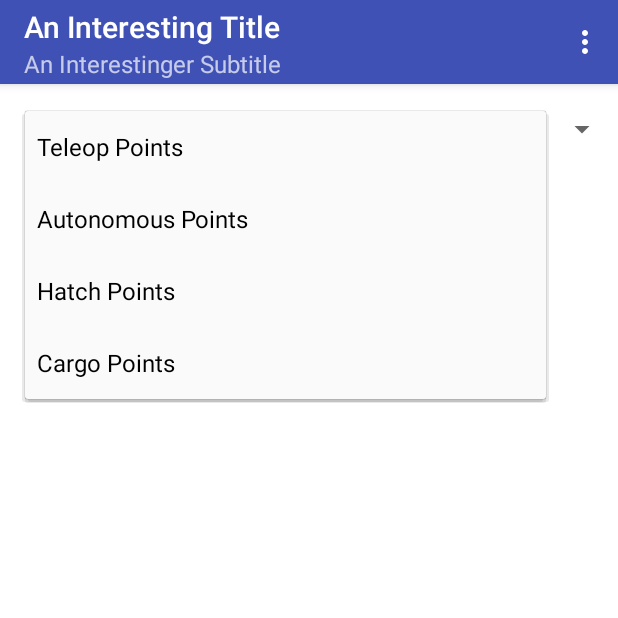
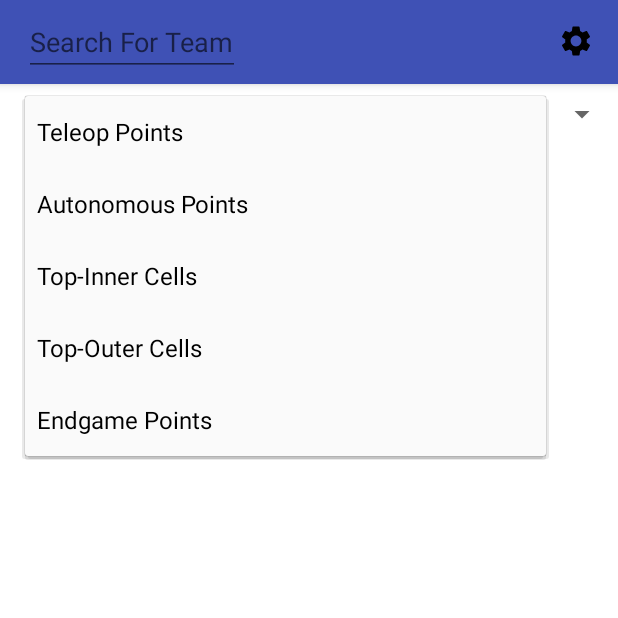
Before and after one commit to marcelnerd/2020-FRC-Scouter, an Android app: the screen it shows after launch (MainActivity), after a tap on "Teleop Points", on a phone screen of 412 x 824 dp, the top half of it. Run offline under Robolectric (Android 15) with nearby library versions, the phone set to English and light mode, and no system bars; our stand-ins replace Volley; network calls fail.

Commit message:
as the great M. Shadows once said: 'mmmmmmmuuuuuUUUUAAAAAAAAAAAAHHHHHHHHH'

```diff
--- a/app/src/main/java/com/example/a2020frcscouter/GolumnRecyleAdapter.java
+++ b/app/src/main/java/com/example/a2020frcscouter/GolumnRecyleAdapter.java
@@ -31,11 +31,11 @@ import java.util.ArrayList;
 
 public class GolumnRecyleAdapter extends RecyclerView.Adapter<GolumnRecyleAdapter.GolumnViewHolder> {
     String sortOption;
-    ArrayList<TeamJSONObject> teamList;
 
-    public GolumnRecyleAdapter(String s, ArrayList<TeamJSONObject> t) {
+    public GolumnRecyleAdapter(String s) {
         sortOption = s;
-        teamList = DataHandler.sort(t, sortOption);
+        DataHandler.sort(sortOption);
+        //Log.d("minto", "List in constructor: " + teamList.toString());
     }
 
     public GolumnViewHolder onCreateViewHolder(ViewGroup parent,
@@ -51,7 +51,8 @@ public class GolumnRecyleAdapter extends RecyclerView.Adapter<GolumnRecyleAdapte
     @Override
     public void onBindViewHolder(GolumnViewHolder holder, int position) {
         final int newPosition = holder.getAdapterPosition();
-        final TeamJSONObject team = teamList.get(position);
+        //Log.d("minto", "List in bind: " + teamList.toString());
+        final TeamJSONObject team = DataHandler.teamList.get(position);
         holder.bind(team);
 
         holder.itemView.setOnClickListener(new View.OnClickListener() {
@@ -130,13 +131,7 @@ public class GolumnRecyleAdapter extends RecyclerView.Adapter<GolumnRecyleAdapte
 
                 for(String s : DataHandler.genericJsonKeys) {
                     if(sortOption.equals(s)) {
-                        //Log.d("minto", s);
-                        statList = team.getJSONArray(s);
-                        for(int i = 0; i < statList.length(); i++) {
-                            average += statList.getInt(i);
-                        }
-                        average /= statList.length();
-                        break;
+                        average = DataHandler.getScoreAverage(team.getJSONArray(s));
                     }
                 }
             }
--- a/app/src/main/java/com/example/a2020frcscouter/MainActivity.java
+++ b/app/src/main/java/com/example/a2020frcscouter/MainActivity.java
@@ -3,14 +3,9 @@ package com.example.a2020frcscouter;
 
 import android.content.Context;
 import android.content.SharedPreferences;
-import android.content.res.ColorStateList;
-import android.graphics.Color;
 import android.net.Uri;
 import android.os.Parcelable;
-import android.support.annotation.NonNull;
-import android.support.design.widget.BottomNavigationView;
 import android.support.v4.app.Fragment;
-import android.support.v4.app.FragmentActivity;
 import android.os.Bundle;
 import android.support.v4.app.FragmentManager;
 import android.support.v4.app.FragmentTransaction;
@@ -19,10 +14,15 @@ import android.support.v7.app.AppCompatActivity;
 import android.support.v7.widget.Toolbar;
 import android.util.Log;
 import android.view.KeyEvent;
+import android.view.LayoutInflater;
 import android.view.Menu;
 import android.view.MenuItem;
 import android.view.View;
+import android.view.inputmethod.EditorInfo;
 import android.widget.AdapterView;
+import android.widget.EditText;
+import android.widget.ImageButton;
+import android.widget.TextView;
 import android.widget.Toast;
 
 import com.android.volley.Request;
@@ -48,9 +48,54 @@ public class MainActivity extends AppCompatActivity implements TeamInfoFragment.
         sharedPref = this.getPreferences(Context.MODE_PRIVATE);
         setContentView(R.layout.activity_main);
 
-        getSupportActionBar().setHomeButtonEnabled(true);
         getSupportActionBar().setTitle("An Interesting Title");
         getSupportActionBar().setSubtitle("An Interestinger Subtitle");
+
+        LayoutInflater inflator = (LayoutInflater) this.getSystemService(Context.LAYOUT_INFLATER_SERVICE);
+        View view = inflator.inflate(R.layout.gandalf_toolbar, null);
+        EditText searchText = view.findViewById(R.id.gandalf_search);
+        searchText.setOnEditorActionListener(new EditText.OnEditorActionListener() {
+            @Override
+            public boolean onEditorAction(TextView v, int actionId, KeyEvent event) {
+                if (actionId == EditorInfo.IME_ACTION_SEARCH) {
+                    int num = Integer.parseInt(v.getText().toString());
+                    if(DataHandler.teamIsAtSelectedEvent(num)) {
+                        MainActivity.queue.add(new TBAJSONRequest(Request.Method.GET, TBAHandler.baseURL + "/team/frc" + num, null, new TBATeamListener(DataHandler.getTeamJSON(num)), new Response.ErrorListener() {
+                            @Override
+                            public void onErrorResponse(VolleyError error) {
+                                Log.d("minto", "JSON Request encountered error");
+                                error.printStackTrace();
+                                Log.v("minto", error.getMessage() + "");
+                            }
+                        }));
+                    }
+                    else {
+                        Toast.makeText(MainActivity.this, "Unable to find team with that number at the selected event", Toast.LENGTH_LONG).show();
+                    }
+                    return true;
+                }
+                return false;
+            }
+        });
+
+        ImageButton settingsButton = view.findViewById(R.id.settingsButton);
+        settingsButton.setOnClickListener(new ImageButton.OnClickListener() {
+            @Override
+            public void onClick(View v) {
+                FragmentManager manager = getSupportFragmentManager(); // Might break
+                FragmentTransaction transaction = manager.beginTransaction();
+
+                for (Fragment fragment : getSupportFragmentManager().getFragments()) {
+                    transaction.remove(fragment);
+                }
+                transaction.add(R.id.mainLayout, new SettingsFragment(), "settingsFraggy");
+                transaction.commit();
+            }
+        });
+
+        getSupportActionBar().setCustomView(view);
+
+        getSupportActionBar().setDisplayShowCustomEnabled(true);
 
         //mainBottomNav = findViewById(R.id.mainBottomNav);
         //mainBottomNav.inflateMenu(R.menu.navigation);
@@ -121,57 +166,57 @@ public class MainActivity extends AppCompatActivity implements TeamInfoFragment.
         }
     }
 
-    @Override
-    public boolean onOptionsItemSelected(MenuItem item) {
-        // Handle action bar item clicks here. The action bar will
-        // automatically handle clicks on the Home/Up button, so long
-        // as you specify a parent activity in AndroidManifest.xml.
-        int id = item.getItemId();
-
-        if(item.getTitle().equals("Settings")) {
-            FragmentManager manager = getSupportFragmentManager(); // Might break
-            FragmentTransaction transaction = manager.beginTransaction();
-
-            for (Fragment fragment : getSupportFragmentManager().getFragments()) {
-                transaction.remove(fragment);
-            }
-            transaction.add(R.id.mainLayout, new SettingsFragment(), "settingsFraggy");
-            transaction.commit();
-
-            // Again
-
-//            FragmentManager fmanager = getSupportFragmentManager(); // Might break
-//            FragmentTransaction ftransaction = fmanager.beginTransaction();
+//    @Override
+//    public boolean onOptionsItemSelected(MenuItem item) {
+//        // Handle action bar item clicks here. The action bar will
+//        // automatically handle clicks on the Home/Up button, so long
+//        // as you specify a parent activity in AndroidManifest.xml.
+//        int id = item.getItemId();
+//
+//        if(item.getTitle().equals("Settings")) {
+//            FragmentManager manager = getSupportFragmentManager(); // Might break
+//            FragmentTransaction transaction = manager.beginTransaction();
 //
 //            for (Fragment fragment : getSupportFragmentManager().getFragments()) {
-//                ftransaction.remove(fragment);
+//                transaction.remove(fragment);
 //            }
-//            ftransaction.add(R.id.mainLayout, new SettingsFragment(), "settingsFraggy");
-//            ftransaction.commit();
-        }
-        else if(item.getTitle().equals("List")) {
-            FragmentManager manager = getSupportFragmentManager(); // Might break
-            FragmentTransaction transaction = manager.beginTransaction();
-
-            for (Fragment fragment : getSupportFragmentManager().getFragments()) {
-                transaction.remove(fragment);
-            }
-            transaction.add(R.id.mainLayout, new TeamListFragment(), "listFraggy");
-            transaction.commit();
-        }
-
-        //noinspection SimplifiableIfStatement
-        Toast.makeText(MainActivity.this, "Epstein Didn't Kill Himself", Toast.LENGTH_LONG).show();
-
-        return super.onOptionsItemSelected(item);
-    }
-
-    @Override
-    public boolean onCreateOptionsMenu(Menu menu) {
-        // Inflate the menu; this adds items to the action bar if it is present.
-        getMenuInflater().inflate(R.menu.navigation, menu);
-        return true;
-    }
+//            transaction.add(R.id.mainLayout, new SettingsFragment(), "settingsFraggy");
+//            transaction.commit();
+//
+//            // Again
+//
+////            FragmentManager fmanager = getSupportFragmentManager(); // Might break
+////            FragmentTransaction ftransaction = fmanager.beginTransaction();
+////
+////            for (Fragment fragment : getSupportFragmentManager().getFragments()) {
+////                ftransaction.remove(fragment);
+////            }
+////            ftransaction.add(R.id.mainLayout, new SettingsFragment(), "settingsFraggy");
+////            ftransaction.commit();
+//        }
+//        else if(item.getTitle().equals("List")) {
+//            FragmentManager manager = getSupportFragmentManager(); // Might break
+//            FragmentTransaction transaction = manager.beginTransaction();
+//
+//            for (Fragment fragment : getSupportFragmentManager().getFragments()) {
+//                transaction.remove(fragment);
+//            }
+//            transaction.add(R.id.mainLayout, new TeamListFragment(), "listFraggy");
+//            transaction.commit();
+//        }
+//
+//        //noinspection SimplifiableIfStatement
+//        Toast.makeText(MainActivity.this, "Epstein Didn't Kill Himself", Toast.LENGTH_LONG).show();
+//
+//        return super.onOptionsItemSelected(item);
+//    }
+//
+//    @Override
+//    public boolean onCreateOptionsMenu(Menu menu) {
+//        // Inflate the menu; this adds items to the action bar if it is present.
+//        getMenuInflater().inflate(R.menu.navigation, menu);
+//        return true;
+//    }
 
     @Override
     public void onPause() {
--- a/app/src/main/java/com/example/a2020frcscouter/TBAMatchListener.java
+++ b/app/src/main/java/com/example/a2020frcscouter/TBAMatchListener.java
@@ -47,7 +47,7 @@ public class TBAMatchListener implements Response.Listener<JSONObject> {
         if(TBAHandler.getMatchCounter() == TBAHandler.getMatchKeys().size()) {
             TBAHandler.setMatchCounter(1);
             //TeamListFragment.list.setAdapter(TeamListFragment.getSelectedAdapter(TeamListFragment.sortSpinner.getSelectedItemPosition()));
-            TeamListFragment.recMain.setAdapter(new GolumnRecyleAdapter("teleopPoints", DataHandler.teamList));
+            TeamListFragment.recMain.setAdapter(new GolumnRecyleAdapter("teleopPoints"));
             TeamListFragment.refreshLayout.setRefreshing(false);
 
             //Log.d("minto", TBAHandler.getMatchCounter() + "     " + TBAHandler.getMatchKeys().size());
--- a/app/src/main/java/com/example/a2020frcscouter/TeamListFragment.java
+++ b/app/src/main/java/com/example/a2020frcscouter/TeamListFragment.java
@@ -8,20 +8,18 @@ import android.support.v4.app.Fragment;
 import android.support.v4.app.FragmentManager;
 import android.support.v4.app.FragmentTransaction;
 import android.support.v4.widget.SwipeRefreshLayout;
+import android.support.v7.app.AppCompatActivity;
 import android.support.v7.widget.LinearLayoutManager;
 import android.support.v7.widget.RecyclerView;
-import android.support.v7.widget.SimpleItemAnimator;
+import android.support.v7.widget.Toolbar;
 import android.view.LayoutInflater;
 import android.view.View;
 import android.view.ViewGroup;
 import android.widget.AdapterView;
 import android.widget.ArrayAdapter;
-import android.widget.Button;
-import android.widget.ListView;
 import android.widget.Spinner;
 
 import org.json.JSONException;
-import org.json.JSONObject;
 
 
 /**
@@ -103,7 +101,7 @@ public class TeamListFragment extends Fragment implements OnDankListener {
         //((SimpleItemAnimator) recMain.getItemAnimator()).setSupportsChangeAnimations(false);
 
         recMain.setLayoutManager(layoutManager);
-        mAdapter = new GolumnRecyleAdapter("teleopPoints", DataHandler.teamList);
+        mAdapter = new GolumnRecyleAdapter("teleopPoints");
         recMain.setHasFixedSize(true);
 
         refreshLayout.setOnRefreshListener(new SwipeRefreshLayout.OnRefreshListener() {
@@ -181,18 +179,24 @@ public class TeamListFragment extends Fragment implements OnDankListener {
 
     public static GolumnRecyleAdapter getSelectedAdapter(int position) {
         GolumnRecyleAdapter boboAdapter = null;
+        //String[] strArray = MyAppy.getAppContext().getResources().getStringArray(R.array.sort_array);
+
+
         switch(position) {
             case 0:
-                boboAdapter = new GolumnRecyleAdapter("teleopPoints", DataHandler.teamList);
+                boboAdapter = new GolumnRecyleAdapter("teleopPoints");
                 break;
             case 1:
-                boboAdapter = new GolumnRecyleAdapter("autoPoints", DataHandler.teamList);
+                boboAdapter = new GolumnRecyleAdapter("autoPoints");
                 break;
             case 2:
-                boboAdapter = new GolumnRecyleAdapter("winRate", DataHandler.teamList);
+                boboAdapter = new GolumnRecyleAdapter("teleopCellsInner");
                 break;
             case 3:
-                //boboAdapter = new GolumnListAdapter(MyAppy.getAppContext(), R.layout.team_entry_golumn, DataHandler.teamList, "cargoPoints");
+                boboAdapter = new GolumnRecyleAdapter("teleopCellsOuter");
+                break;
+            case 4:
+                boboAdapter = new GolumnRecyleAdapter("endgamePoints");
         }
         return boboAdapter;
     }
--- /dev/null
+++ b/app/src/main/res/drawable/ic_settinssssgs_24px.xml
@@ -0,0 +1,9 @@
+<vector xmlns:android="http://schemas.android.com/apk/res/android"
+    android:width="24dp"
+    android:height="24dp"
+    android:viewportWidth="24"
+    android:viewportHeight="24">
+  <path
+      android:fillColor="#FF000000"
+      android:pathData="M19.14,12.94c0.04,-0.3 0.06,-0.61 0.06,-0.94c0,-0.32 -0.02,-0.64 -0.07,-0.94l2.03,-1.58c0.18,-0.14 0.23,-0.41 0.12,-0.61l-1.92,-3.32c-0.12,-0.22 -0.37,-0.29 -0.59,-0.22l-2.39,0.96c-0.5,-0.38 -1.03,-0.7 -1.62,-0.94L14.4,2.81c-0.04,-0.24 -0.24,-0.41 -0.48,-0.41h-3.84c-0.24,0 -0.43,0.17 -0.47,0.41L9.25,5.35C8.66,5.59 8.12,5.92 7.63,6.29L5.24,5.33c-0.22,-0.08 -0.47,0 -0.59,0.22L2.74,8.87C2.62,9.08 2.66,9.34 2.86,9.48l2.03,1.58C4.84,11.36 4.8,11.69 4.8,12s0.02,0.64 0.07,0.94l-2.03,1.58c-0.18,0.14 -0.23,0.41 -0.12,0.61l1.92,3.32c0.12,0.22 0.37,0.29 0.59,0.22l2.39,-0.96c0.5,0.38 1.03,0.7 1.62,0.94l0.36,2.54c0.05,0.24 0.24,0.41 0.48,0.41h3.84c0.24,0 0.44,-0.17 0.47,-0.41l0.36,-2.54c0.59,-0.24 1.13,-0.56 1.62,-0.94l2.39,0.96c0.22,0.08 0.47,0 0.59,-0.22l1.92,-3.32c0.12,-0.22 0.07,-0.47 -0.12,-0.61L19.14,12.94zM12,15.6c-1.98,0 -3.6,-1.62 -3.6,-3.6s1.62,-3.6 3.6,-3.6s3.6,1.62 3.6,3.6S13.98,15.6 12,15.6z"/>
+</vector>
--- a/app/src/main/res/layout/fragment_team_list.xml
+++ b/app/src/main/res/layout/fragment_team_list.xml
@@ -1,10 +1,11 @@
 <?xml version="1.0" encoding="utf-8"?>
-<android.support.v4.widget.SwipeRefreshLayout xmlns:app="http://schemas.android.com/apk/res-auto"
+
+<android.support.v4.widget.SwipeRefreshLayout xmlns:android="http://schemas.android.com/apk/res/android"
+    xmlns:app="http://schemas.android.com/apk/res-auto"
     xmlns:tools="http://schemas.android.com/tools"
     android:id="@+id/refreshLayout"
     android:layout_width="match_parent"
-    android:layout_height="wrap_content"
-    xmlns:android="http://schemas.android.com/apk/res/android">
+    android:layout_height="wrap_content">
 
     <android.support.constraint.ConstraintLayout
         android:id="@+id/mainLayout"
@@ -16,6 +17,7 @@
             android:id="@+id/recMain"
             android:layout_width="400dp"
             android:layout_height="wrap_content"
+            app:layout_constraintEnd_toEndOf="parent"
             app:layout_constraintStart_toStartOf="parent"
             app:layout_constraintTop_toBottomOf="@+id/spinLayout" />
 
@@ -23,10 +25,8 @@
             android:id="@+id/spinLayout"
             android:layout_width="395dp"
             android:layout_height="50dp"
-            android:layout_marginTop="10dp"
-            android:layout_marginEnd="8dp"
-            android:layout_marginRight="8dp"
             app:layout_constraintEnd_toEndOf="parent"
+            app:layout_constraintStart_toStartOf="parent"
             app:layout_constraintTop_toTopOf="parent">
 
             <Spinner
--- /dev/null
+++ b/app/src/main/res/layout/gandalf_toolbar.xml
@@ -0,0 +1,39 @@
+<?xml version="1.0" encoding="utf-8"?>
+<RelativeLayout xmlns:android="http://schemas.android.com/apk/res/android"
+    xmlns:app="http://schemas.android.com/apk/res-auto"
+    xmlns:tools="http://schemas.android.com/tools"
+    android:id="@+id/gandalf_layout"
+    android:layout_width="match_parent"
+    android:layout_height="wrap_content">
+
+    <android.support.constraint.ConstraintLayout
+        android:id="@+id/innerConstraintLayoutGandalf"
+        android:layout_width="match_parent"
+        android:layout_height="wrap_content">
+
+        <EditText
+            android:id="@+id/gandalf_search"
+            android:layout_width="wrap_content"
+            android:layout_height="wrap_content"
+            android:hint="Search For Team"
+            android:imeOptions="actionSearch"
+            android:inputType="text"
+            app:layout_constraintStart_toStartOf="parent"
+            app:layout_constraintTop_toTopOf="parent" />
+
+        <ImageButton
+            android:id="@+id/settingsButton"
+            android:layout_width="wrap_content"
+            android:layout_height="wrap_content"
+            android:layout_gravity="right|center_vertical"
+            android:layout_marginTop="10dp"
+            android:layout_marginBottom="11dp"
+            android:background="@color/colorPrimary"
+            app:layout_constraintBottom_toBottomOf="parent"
+            app:layout_constraintEnd_toEndOf="parent"
+            app:layout_constraintTop_toTopOf="parent"
+            app:srcCompat="@drawable/ic_settinssssgs_24px" />
+
+    </android.support.constraint.ConstraintLayout>
+
+</RelativeLayout>
--- a/app/src/main/res/values/strings.xml
+++ b/app/src/main/res/values/strings.xml
@@ -13,8 +13,9 @@
     <string-array name="sort_array">
         <item>Teleop Points</item>
         <item>Autonomous Points</item>
-        <item>Hatch Points</item>
-        <item>Cargo Points</item>
+        <item>Top-Inner Cells</item>
+        <item>Top-Outer Cells</item>
+        <item>Endgame Points</item>
     </string-array>
 
     <!-- Strings related to Settings -->
--- a/app/src/main/res/values/styles.xml
+++ b/app/src/main/res/values/styles.xml
@@ -10,16 +10,20 @@
 
     <style name="AppTheme.Launcher">
         <item name="android:windowBackground">@drawable/launch_screen</item>
+        <item name="windowActionBar">false</item>
+        <item name ="windowNoTitle">true</item>
         <!-- Optional, on Android 5+ you can modify the colorPrimaryDark color to match the windowBackground color for further branding-->
         <!-- <item name="colorPrimaryDark">@android:color/white</item> -->
     </style>
 
-    <style name="AppTheme.Launcher.NoActionBar">
+    <style name="AppTheme.NoActionBar">
         <item name="windowActionBar">false</item>
         <item name="windowNoTitle">true</item>
     </style>
 
-    <style name="AppTheme.Launcher.AppBarOverlay" parent="ThemeOverlay.AppCompat.Dark.ActionBar" />
+    <style name="AppTheme.Launcher.AppBarOverlay" parent="ThemeOverlay.AppCompat.Dark.ActionBar">
+        <item name="windowActionBar">false</item>
+    </style>
 
     <style name="AppTheme.Launcher.PopupOverlay" parent="ThemeOverlay.AppCompat.Light" />
 
```
Also changed, not shown: app/src/main/AndroidManifest.xml (+5 -2 lines), app/src/main/java/com/example/a2020frcscouter/DataHandler.java (+42 -8 lines), app/src/main/baseline_settings_black_18dp.png (added), app/src/main/ic_settings-web.png (added), app/src/main/settings-24px.svg (added).
